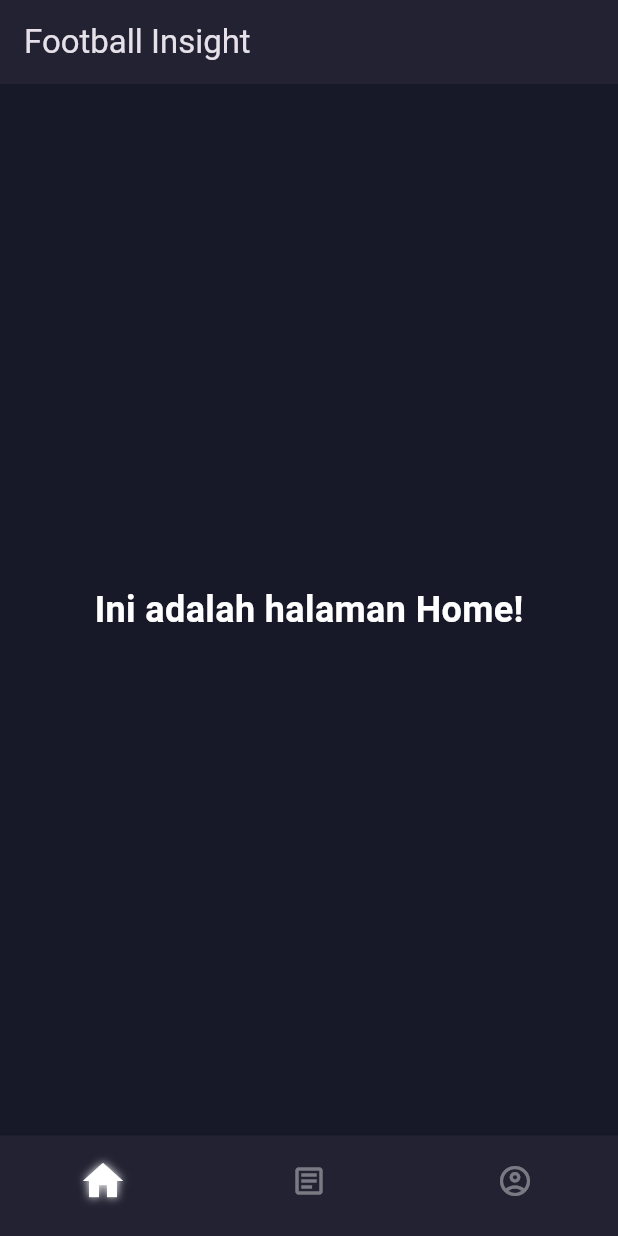
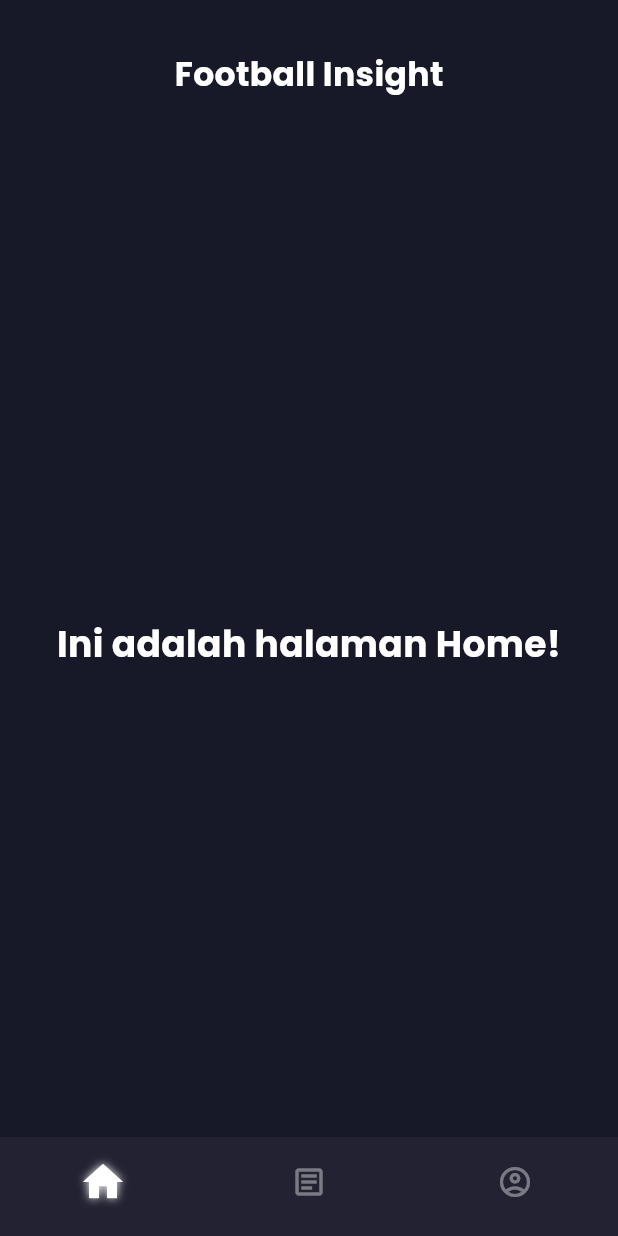
Before and after one commit to Ivanrhmt77/football_insight, a Flutter app: the screen it shows after launch, on a phone screen of 412 x 824 dp. Run offline on Flutter 3.47's test engine with Material 3 defaults, Android fonts, the light colour scheme and no system bars; our stand-ins replace google_fonts.

Commit message:
Change font family

```diff
--- a/lib/main.dart
+++ b/lib/main.dart
@@ -1,4 +1,5 @@
 import 'package:flutter/material.dart';
+import 'package:google_fonts/google_fonts.dart';
 import 'screens/home_page.dart';
 import 'screens/profile_page.dart';
 import 'screens/standings_page.dart';
@@ -14,7 +15,9 @@ class MyApp extends StatelessWidget {
   Widget build(BuildContext context) {
     return MaterialApp(
       title: 'Flutter Demo',
-      theme: ThemeData.dark(),
+      theme: ThemeData.dark().copyWith(
+        textTheme: GoogleFonts.poppinsTextTheme(),
+      ),
       home: const MyHomePage(),
     );
   }
--- a/lib/screens/home_page.dart
+++ b/lib/screens/home_page.dart
@@ -1,4 +1,5 @@
 import 'package:flutter/material.dart';
+import 'package:google_fonts/google_fonts.dart';
 
 class HomePage extends StatelessWidget {
   final String title;
@@ -7,11 +8,27 @@ class HomePage extends StatelessWidget {
 
   @override
   Widget build(BuildContext context) {
+    double statusBarHeight = MediaQuery.of(context).padding.top;
+    double appBarHeight = 100; // 56 (default) + 22 (margin)
+
     return Scaffold(
       backgroundColor: const Color(0xFF181928),
-      appBar: AppBar(
-        title: Text(title),
-        backgroundColor: const Color(0xFF222232),
+      appBar: PreferredSize(
+        preferredSize: Size.fromHeight(appBarHeight + statusBarHeight),
+        child: Container(
+          padding: EdgeInsets.only(top: statusBarHeight),
+          color: const Color(0xFF181928),
+          child: Center(
+            child: Text(
+              title,
+              style: GoogleFonts.poppins(
+                fontSize: 22,
+                fontWeight: FontWeight.bold,
+                color: Colors.white,
+              ),
+            ),
+          ),
+        ),
       ),
       body: const Center(
         child: Text(
--- a/pubspec.yaml
+++ b/pubspec.yaml
@@ -35,6 +35,7 @@ dependencies:
   # Use with the CupertinoIcons class for iOS style icons.
   cupertino_icons: ^1.0.8
   flutter_dotenv: ^5.1.0
+  google_fonts: ^6.2.1
 
 dev_dependencies:
   flutter_test:
```
Also changed, not shown: lib/screens/profile_page.dart (+7 -1 lines), lib/screens/standings_page.dart (+8 -2 lines), pubspec.lock, 2 other files.
